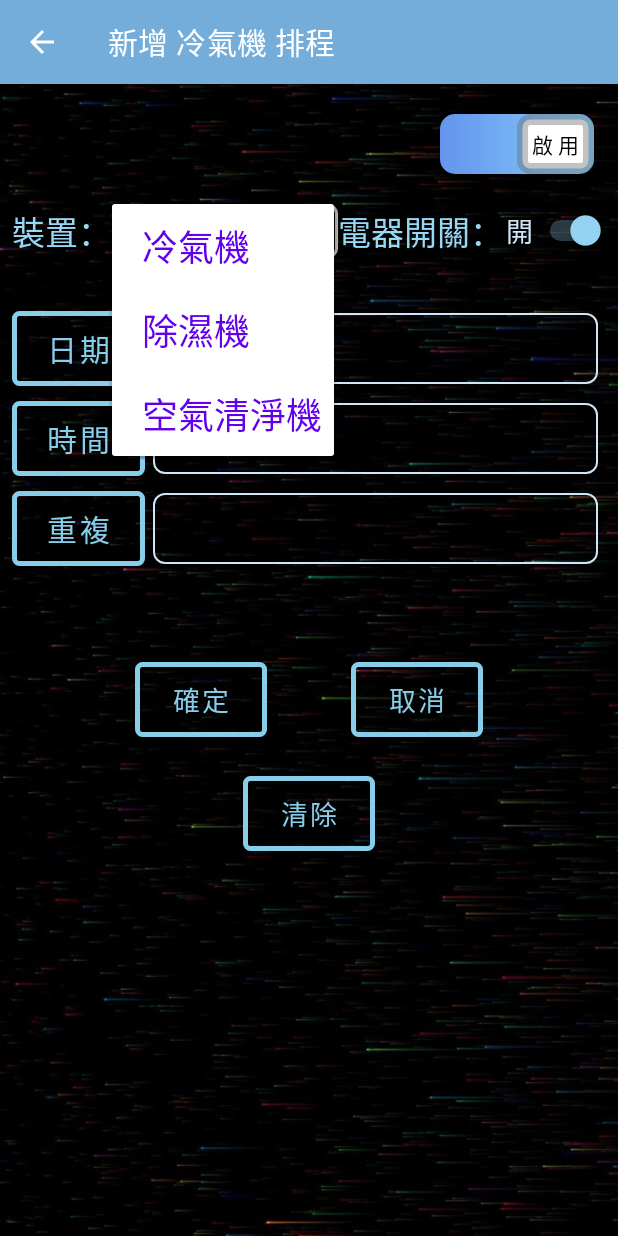
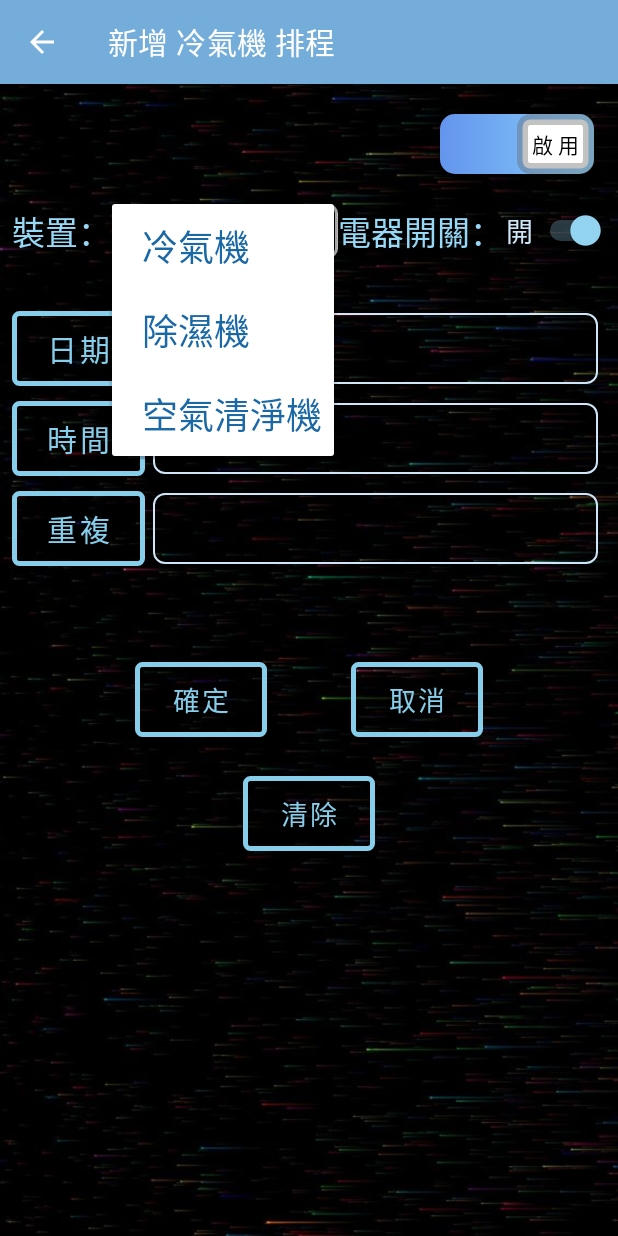
Before and after one commit to a0916105/SmartHome_APP, an Android app: the EditScheduleActivity screen opened directly, with no data from a screen before it, after a tap on an icon or button, on a phone screen of 412 x 824 dp. Run offline under Robolectric (Android 15) with nearby library versions, the phone set to English and light mode, and no system bars.

Commit message:
SmartHome_v1.0.1f

```diff
--- a/app/src/main/res/layout/dialogview_repeat.xml
+++ b/app/src/main/res/layout/dialogview_repeat.xml
@@ -3,7 +3,6 @@
     xmlns:app="http://schemas.android.com/apk/res-auto"
     android:layout_width="match_parent"
     android:layout_height="wrap_content"
-    android:background="@drawable/button_bg"
     android:orientation="vertical"
     android:padding="16dp">
 
--- a/app/src/main/res/layout/simple_spinner_dropdown_item.xml
+++ b/app/src/main/res/layout/simple_spinner_dropdown_item.xml
@@ -24,7 +24,7 @@
     android:layout_width="match_parent"
     android:layout_height="wrap_content"
     android:layout_marginBottom="15dp"
-    android:textColor="@color/design_default_color_primary"
+    android:textColor="@color/purple_700"
     android:textSize="24sp"
     android:padding="10dp"
     android:ellipsize="marquee"/>
--- a/app/src/main/res/layout/simple_spinner_item.xml
+++ b/app/src/main/res/layout/simple_spinner_item.xml
@@ -23,6 +23,6 @@
     android:layout_width="match_parent"
     android:layout_height="wrap_content"
     android:ellipsize="marquee"
-    android:textColor="@color/design_default_color_primary"
+    android:textColor="@color/teal_200"
     android:textSize="20sp"
     android:textAlignment="inherit"/>
```
